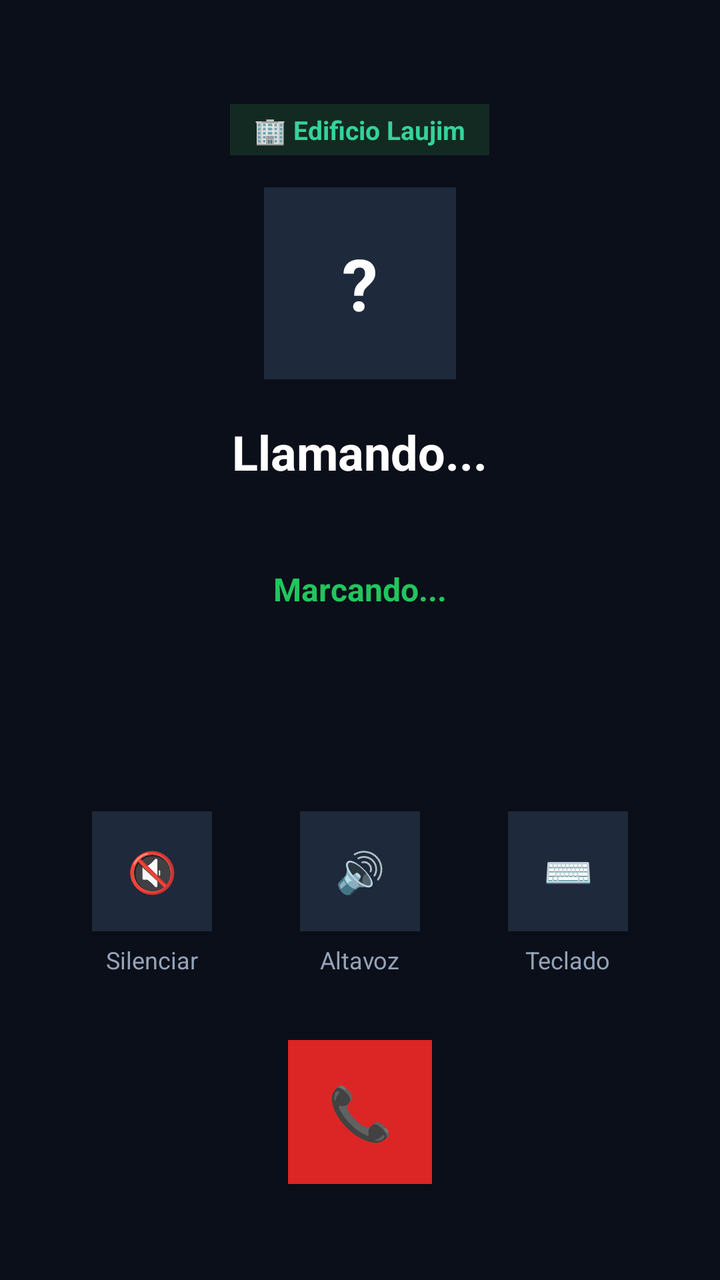
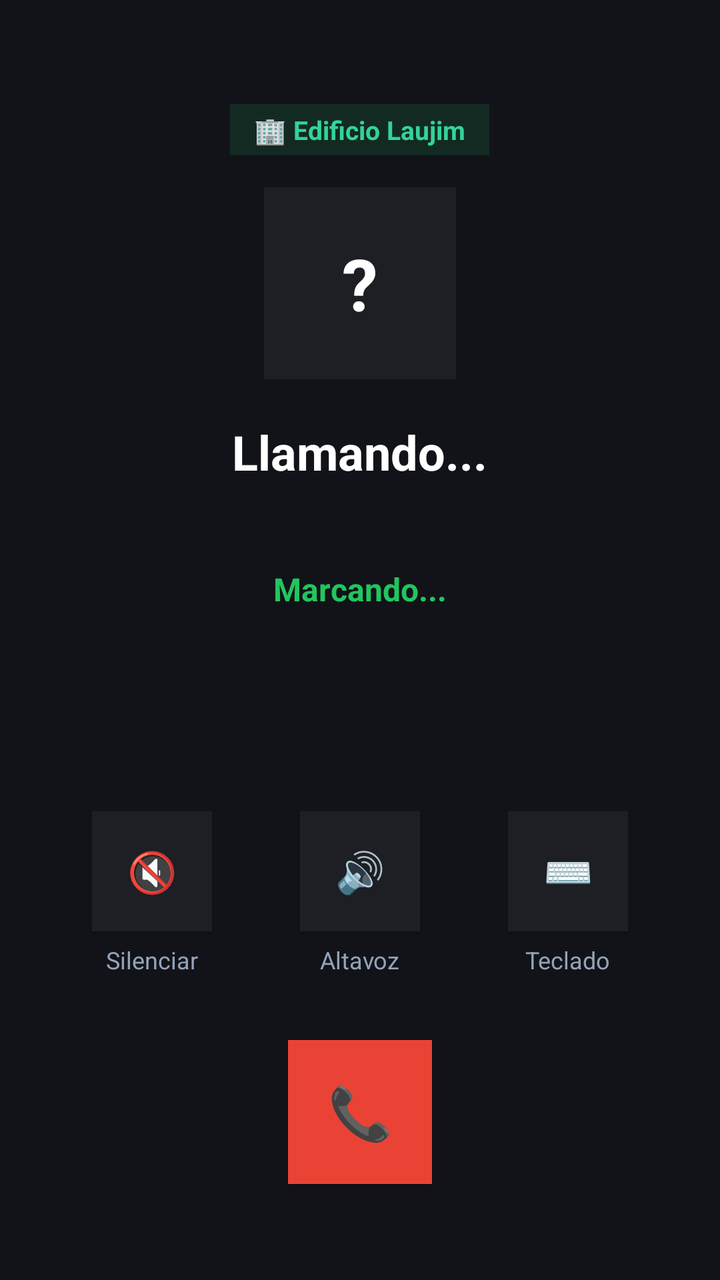

Screens rendered from an Android XML layout before and after an edit, with the pre-edit source and the edit as a unified diff.
<!-- AndroidManifest.xml: activity theme AppTheme -->
<!-- res/layout/activity_in_call.xml -->
<?xml version="1.0" encoding="utf-8"?>
<LinearLayout xmlns:android="http://schemas.android.com/apk/res/android"
    android:id="@+id/rootInCall"
    android:layout_width="match_parent"
    android:layout_height="match_parent"
    android:orientation="vertical"
    android:background="#0B0F19"
    android:gravity="center_horizontal"
    android:padding="24dp">

    
    <TextView
        android:id="@+id/tvAptBadge"
        android:layout_width="wrap_content"
        android:layout_height="wrap_content"
        android:text="🏢 Edificio Laujim"
        android:textColor="#34D399"
        android:textSize="13sp"
        android:textStyle="bold"
        android:background="#132A22"
        android:paddingStart="12dp"
        android:paddingEnd="12dp"
        android:paddingTop="4dp"
        android:paddingBottom="4dp"
        android:layout_marginTop="28dp"
        android:layout_marginBottom="16dp" />

    
    <TextView
        android:id="@+id/tvAvatar"
        android:layout_width="96dp"
        android:layout_height="96dp"
        android:gravity="center"
        android:text="?"
        android:textColor="#FFFFFF"
        android:textSize="36sp"
        android:textStyle="bold"
        android:background="#1E293B"
        android:layout_marginBottom="20dp" />

    
    <TextView
        android:id="@+id/tvCallerName"
        android:layout_width="wrap_content"
        android:layout_height="wrap_content"
        android:text="Llamando..."
        android:textColor="#FFFFFF"
        android:textSize="24sp"
        android:textStyle="bold"
        android:gravity="center"
        android:layout_marginBottom="8dp" />

    
    <TextView
        android:id="@+id/tvPhoneNumber"
        android:layout_width="wrap_content"
        android:layout_height="wrap_content"
        android:text=""
        android:textColor="#94A3B8"
        android:textSize="16sp"
        android:layout_marginBottom="12dp" />

    
    <TextView
        android:id="@+id/tvCallStatus"
        android:layout_width="wrap_content"
        android:layout_height="wrap_content"
        android:text="Marcando..."
        android:textColor="#22C55E"
        android:textSize="16sp"
        android:textStyle="bold"
        android:layout_marginBottom="24dp" />

    
    <View
        android:layout_width="match_parent"
        android:layout_height="0dp"
        android:layout_weight="1" />

    
    <GridLayout
        android:id="@+id/gridDtmf"
        android:layout_width="wrap_content"
        android:layout_height="wrap_content"
        android:columnCount="3"
        android:visibility="gone"
        android:layout_marginBottom="20dp">
        
    </GridLayout>

    
    <LinearLayout
        android:id="@+id/layoutActiveControls"
        android:layout_width="match_parent"
        android:layout_height="wrap_content"
        android:orientation="horizontal"
        android:gravity="center"
        android:layout_marginBottom="32dp">

        
        <LinearLayout
            android:layout_width="0dp"
            android:layout_height="wrap_content"
            android:layout_weight="1"
            android:orientation="vertical"
            android:gravity="center">

            <Button
                android:id="@+id/btnMute"
                android:layout_width="60dp"
                android:layout_height="60dp"
                android:text="🔇"
                android:textSize="20sp"
                android:textColor="#FFFFFF"
                android:background="#1E293B" />

            <TextView
                android:layout_width="wrap_content"
                android:layout_height="wrap_content"
                android:text="Silenciar"
                android:textColor="#94A3B8"
                android:textSize="12sp"
                android:layout_marginTop="6dp" />
        </LinearLayout>

        
        <LinearLayout
            android:layout_width="0dp"
            android:layout_height="wrap_content"
            android:layout_weight="1"
            android:orientation="vertical"
            android:gravity="center">

            <Button
                android:id="@+id/btnSpeaker"
                android:layout_width="60dp"
                android:layout_height="60dp"
                android:text="🔊"
                android:textSize="20sp"
                android:textColor="#FFFFFF"
                android:background="#1E293B" />

            <TextView
                android:layout_width="wrap_content"
                android:layout_height="wrap_content"
                android:text="Altavoz"
                android:textColor="#94A3B8"
                android:textSize="12sp"
                android:layout_marginTop="6dp" />
        </LinearLayout>

        
        <LinearLayout
            android:layout_width="0dp"
            android:layout_height="wrap_content"
            android:layout_weight="1"
            android:orientation="vertical"
            android:gravity="center">

            <Button
                android:id="@+id/btnKeypadToggle"
                android:layout_width="60dp"
                android:layout_height="60dp"
                android:text="⌨️"
                android:textSize="20sp"
                android:textColor="#FFFFFF"
                android:background="#1E293B" />

            <TextView
                android:layout_width="wrap_content"
                android:layout_height="wrap_content"
                android:text="Teclado"
                android:textColor="#94A3B8"
                android:textSize="12sp"
                android:layout_marginTop="6dp" />
        </LinearLayout>
    </LinearLayout>

    
    <LinearLayout
        android:id="@+id/layoutIncomingActions"
        android:layout_width="match_parent"
        android:layout_height="wrap_content"
        android:orientation="horizontal"
        android:gravity="center"
        android:visibility="gone"
        android:layout_marginBottom="24dp">

        <Button
            android:id="@+id/btnReject"
            android:layout_width="72dp"
            android:layout_height="72dp"
            android:text="✕"
            android:textSize="24sp"
            android:textColor="#FFFFFF"
            android:background="#DC2626"
            android:layout_marginEnd="40dp" />

        <Button
            android:id="@+id/btnAnswer"
            android:layout_width="72dp"
            android:layout_height="72dp"
            android:text="📞"
            android:textSize="24sp"
            android:textColor="#FFFFFF"
            android:background="#16A34A"
            android:layout_marginStart="40dp" />
    </LinearLayout>

    <Button
        android:id="@+id/btnHangup"
        android:layout_width="72dp"
        android:layout_height="72dp"
        android:text="📞"
        android:textSize="26sp"
        android:textColor="#FFFFFF"
        android:background="#DC2626"
        android:layout_marginBottom="24dp" />

</LinearLayout>
<!-- resources referenced by this layout -->
<resources>
  <style name="AppTheme" parent="Theme.AppCompat.DayNight.NoActionBar">
          <item name="colorPrimary">#23C16B</item>
          <item name="colorPrimaryDark">#1B9E56</item>
          <item name="colorAccent">#23C16B</item>
          <item name="android:windowBackground">#0F172A</item>
          <item name="android:navigationBarColor">#0A0F1D</item>
          <item name="android:statusBarColor">#0A0F1D</item>
      </style>
</resources>

<!-- the commit's change to res/layout/activity_in_call.xml (unified diff, before → after) -->
@@ -4,7 +4,7 @@
     android:layout_width="match_parent"
     android:layout_height="match_parent"
     android:orientation="vertical"
-    android:background="#0B0F19"
+    android:background="#111318"
     android:gravity="center_horizontal"
     android:padding="24dp">
 
@@ -26,17 +26,29 @@
         android:layout_marginBottom="16dp" />
 
     
-    <TextView
-        android:id="@+id/tvAvatar"
+    <FrameLayout
         android:layout_width="96dp"
         android:layout_height="96dp"
-        android:gravity="center"
-        android:text="?"
-        android:textColor="#FFFFFF"
-        android:textSize="36sp"
-        android:textStyle="bold"
-        android:background="#1E293B"
-        android:layout_marginBottom="20dp" />
+        android:layout_marginBottom="20dp">
+
+        <TextView
+            android:id="@+id/tvAvatar"
+            android:layout_width="match_parent"
+            android:layout_height="match_parent"
+            android:gravity="center"
+            android:text="?"
+            android:textColor="#FFFFFF"
+            android:textSize="36sp"
+            android:textStyle="bold"
+            android:background="#1D1F24" />
+
+        <ImageView
+            android:id="@+id/ivAvatar"
+            android:layout_width="match_parent"
+            android:layout_height="match_parent"
+            android:scaleType="centerCrop"
+            android:visibility="gone" />
+    </FrameLayout>
 
     
     <TextView
@@ -112,7 +124,7 @@
                 android:text="🔇"
                 android:textSize="20sp"
                 android:textColor="#FFFFFF"
-                android:background="#1E293B" />
+                android:background="#1D1F24" />
 
             <TextView
                 android:layout_width="wrap_content"
@@ -138,7 +150,7 @@
                 android:text="🔊"
                 android:textSize="20sp"
                 android:textColor="#FFFFFF"
-                android:background="#1E293B" />
+                android:background="#1D1F24" />
 
             <TextView
                 android:layout_width="wrap_content"
@@ -164,7 +176,7 @@
                 android:text="⌨️"
                 android:textSize="20sp"
                 android:textColor="#FFFFFF"
-                android:background="#1E293B" />
+                android:background="#1D1F24" />
 
             <TextView
                 android:layout_width="wrap_content"
@@ -193,7 +205,7 @@
             android:text="✕"
             android:textSize="24sp"
             android:textColor="#FFFFFF"
-            android:background="#DC2626"
+            android:background="#EA4335"
             android:layout_marginEnd="40dp" />
 
         <Button
@@ -203,7 +215,7 @@
             android:text="📞"
             android:textSize="24sp"
             android:textColor="#FFFFFF"
-            android:background="#16A34A"
+            android:background="#34A853"
             android:layout_marginStart="40dp" />
     </LinearLayout>
 
@@ -214,7 +226,7 @@
         android:text="📞"
         android:textSize="26sp"
         android:textColor="#FFFFFF"
-        android:background="#DC2626"
+        android:background="#EA4335"
         android:layout_marginBottom="24dp" />
 
 </LinearLayout>
